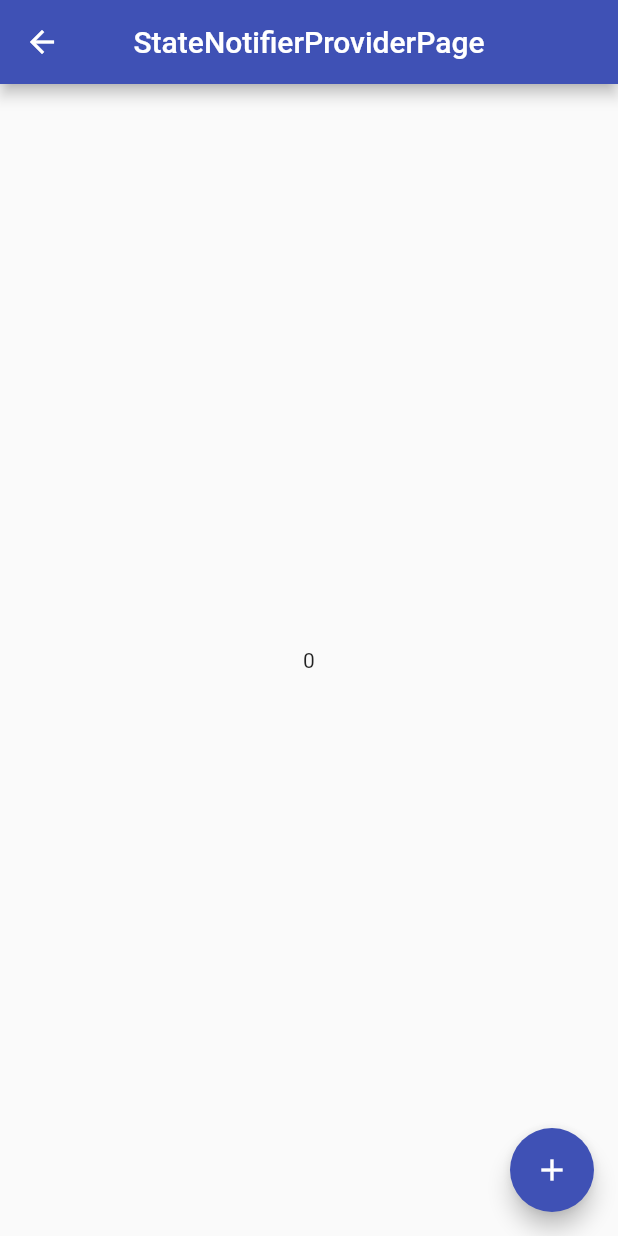
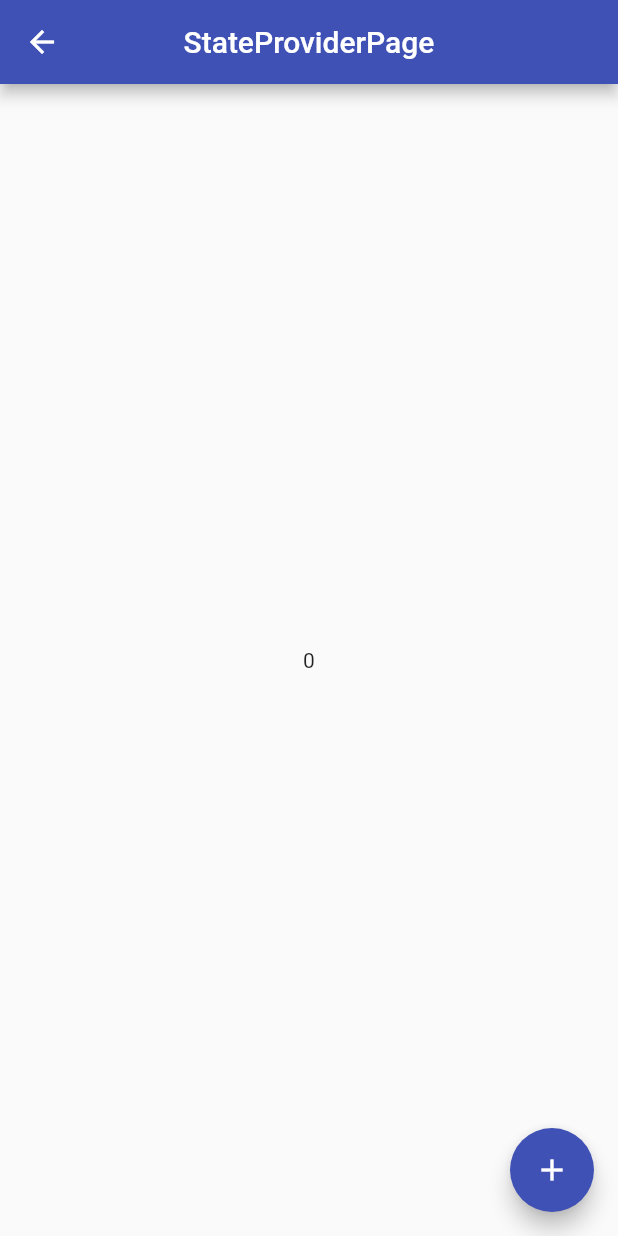
Before and after one commit to h-enoki/flutter_sample, a Flutter app: the StateProviderPage screen opened by its route, on a phone screen of 412 x 824 dp. Run offline on Flutter 3.47's test engine with Material 2 defaults, Android fonts, the phone set to English and light mode, and no system bars; our stand-ins replace flutter_riverpod.

Commit message:
Riverpodのサンプル実装

```diff
--- a/lib/src/routes/app_router.dart
+++ b/lib/src/routes/app_router.dart
@@ -1,9 +1,11 @@
 import 'package:flutter/material.dart';
 import 'package:flutter_sample/src/views/hoge_page.dart';
 import 'package:flutter_sample/src/views/home_page.dart';
+import 'package:flutter_sample/src/views/riverpod_sample/provider_sample/futureprovider_page.dart';
 import 'package:flutter_sample/src/views/riverpod_sample/provider_sample/provider_page.dart';
 import 'package:flutter_sample/src/views/riverpod_sample/provider_sample/statenotifierprovider_page.dart';
 import 'package:flutter_sample/src/views/riverpod_sample/provider_sample/stateprovider_page.dart';
+import 'package:flutter_sample/src/views/riverpod_sample/provider_sample/streamprovider_page.dart';
 import 'package:flutter_sample/src/views/riverpod_sample/rivderpod_page.dart';
 import 'package:flutter_sample/src/views/widget_sample/align_page.dart';
 import 'package:flutter_sample/src/views/widget_sample/async_page.dart';
@@ -119,6 +121,12 @@ class AppRouter {
       case AppRoutes.stateNotifierProvider:
         return _buildRoute(const StateNotifierProviderPage());
 
+      case AppRoutes.futureProvider:
+        return _buildRoute(const FutureProviderPage());
+
+      case AppRoutes.streamProvider:
+        return _buildRoute(const StreamProviderPage());
+
       default:
         return null;
     }
--- a/lib/src/routes/app_routes.dart
+++ b/lib/src/routes/app_routes.dart
@@ -26,4 +26,6 @@ class AppRoutes {
   static const provider = '/provider';
   static const stateProvider = '/stateProvider';
   static const stateNotifierProvider = '/stateNotifierProvider';
+  static const futureProvider = '/futureProvider';
+  static const streamProvider = '/streamProvider';
 }
--- a/lib/src/views/home_page.dart
+++ b/lib/src/views/home_page.dart
@@ -39,6 +39,8 @@ class MyHomePage extends StatelessWidget {
   List<Widget> _items(BuildContext context) {
     return [
       _myListTile(context, AppRoutes.hoge),
+      _myListTile(context, AppRoutes.streamProvider),
+      _myListTile(context, AppRoutes.futureProvider),
       _myListTile(context, AppRoutes.stateNotifierProvider),
       _myListTile(context, AppRoutes.stateProvider),
       _myListTile(context, AppRoutes.provider),
--- a/lib/src/views/riverpod_sample/provider_sample/statenotifierprovider_page.dart
+++ b/lib/src/views/riverpod_sample/provider_sample/statenotifierprovider_page.dart
@@ -54,7 +54,6 @@ class StateNotifierProviderPage extends ConsumerWidget {
           // CounterNotifierに実装したincrement() で、StateNotifierで管理しているデータを変更
           countStateController.increment();
         },
-        tooltip: 'Increment',
         child: const Icon(Icons.add),
       ),
     );
--- a/lib/src/views/riverpod_sample/provider_sample/stateprovider_page.dart
+++ b/lib/src/views/riverpod_sample/provider_sample/stateprovider_page.dart
@@ -22,7 +22,7 @@ class StateProviderPage extends ConsumerWidget {
     // final count = ref.read(countNotifierProvider);
 
     return Scaffold(
-      appBar: const MyAppBar("StateNotifierProviderPage"),
+      appBar: const MyAppBar("StateProviderPage"),
       body: Center(
         child: Column(
           mainAxisAlignment: MainAxisAlignment.center,
@@ -44,7 +44,6 @@ class StateProviderPage extends ConsumerWidget {
           // 直近のデータ(状態)を無視してデータ更新
           // countStateController.state = 100;
         },
-        tooltip: 'Increment',
         child: const Icon(Icons.add),
       ),
     );
--- a/lib/src/views/riverpod_sample/rivderpod_page.dart
+++ b/lib/src/views/riverpod_sample/rivderpod_page.dart
@@ -69,7 +69,6 @@ class RivderpodPage extends ConsumerWidget {
         onPressed: () {
           countStateController.increment();
         },
-        tooltip: 'Increment',
         child: const Icon(Icons.add),
       ),
     );
```
Also changed, not shown: lib/src/views/riverpod_sample/provider_sample/futureprovider_page.dart (added, +56 -0 lines), lib/src/views/riverpod_sample/provider_sample/streamprovider_page.dart (added, +65 -0 lines).
